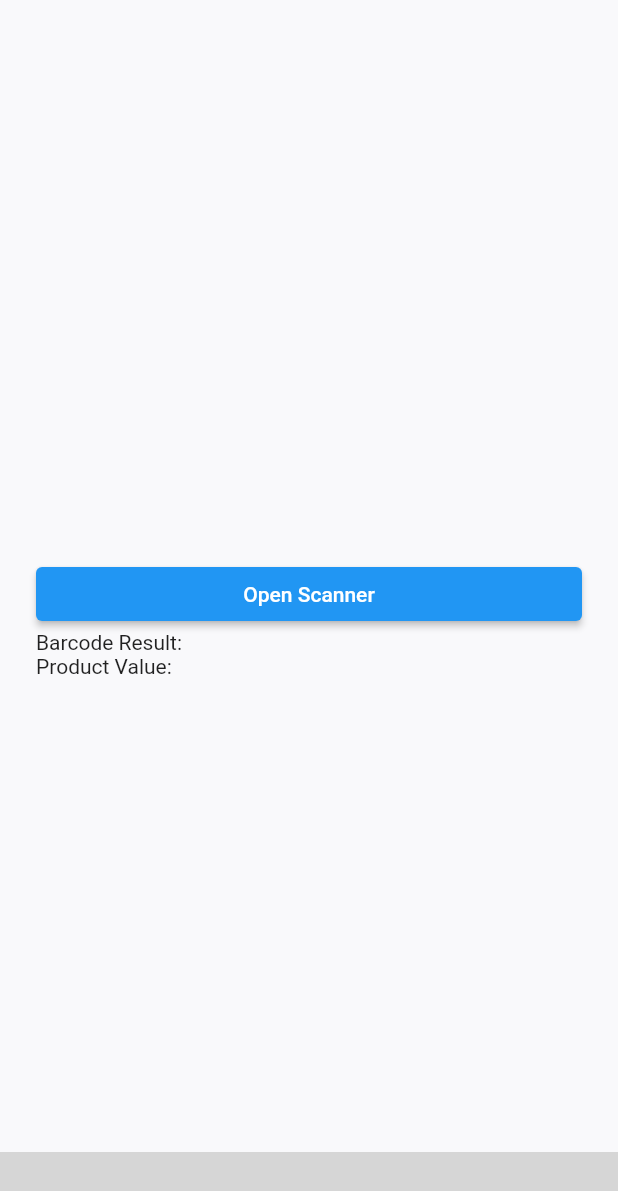
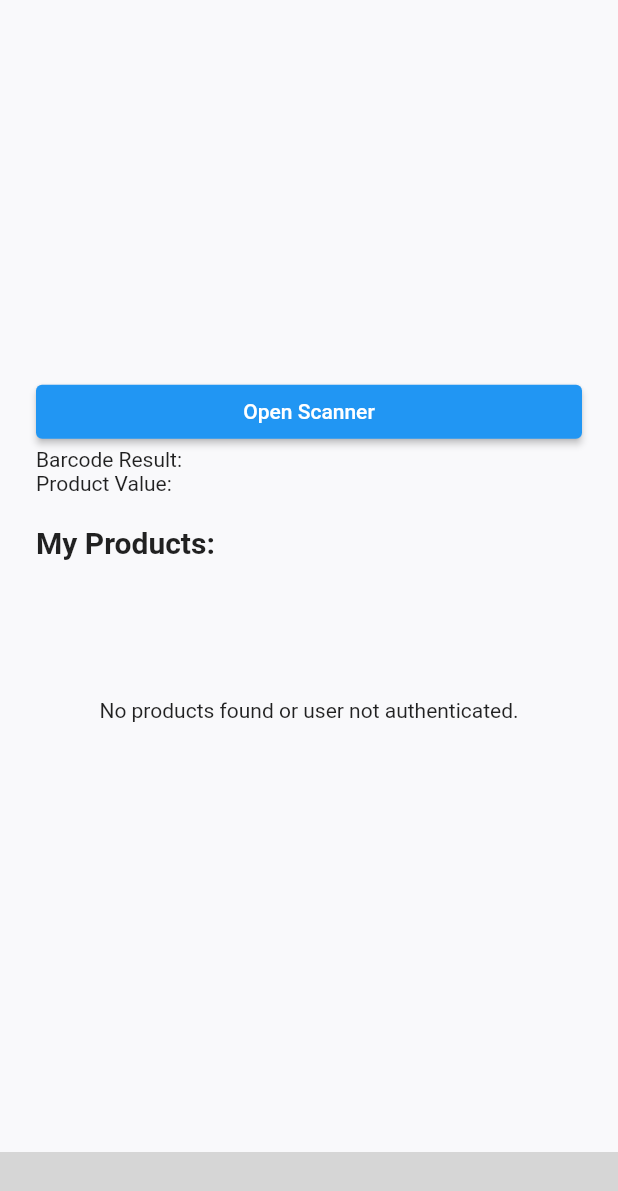
Before and after one commit to kalmuroth/C_Vision, a Flutter app: the screen it shows after launch, swiped to page 4, on a phone screen of 412 x 824 dp. Shown: the top 1191 px of the screen. Run offline on Flutter 3.47's test engine with Material 2 defaults, Android fonts, the phone set to English and light mode, and no system bars; drawn by our look-alikes of modal_progress_hud_nsn; our stand-ins replace cloud_firestore, firebase_auth, firebase_core; missing offline and left inert: rolling_bottom_bar, simple_barcode_scanner; accounts and stored records are empty; generated files the repository leaves out were written again; grey boxes are pictures that could not be loaded.

Commit message:
list firebase

```diff
--- a/lib/ScannerPage.dart
+++ b/lib/ScannerPage.dart
@@ -22,11 +22,14 @@ class _ScannerPageState extends State<ScannerPage> {
   final _auth = FirebaseAuth.instance;
   String result = '';
   String productName = '';
+  String productId = '';
+  List<Map<String, dynamic>>? products;
   bool showSpinner = false;
 
   void initState() {
     super.initState();
     getCurrentUser();
+    loadProducts();
   }
 
   void getCurrentUser() async {
@@ -40,7 +43,7 @@ class _ScannerPageState extends State<ScannerPage> {
     }
   }
 
-  void getProduct() async {
+  Future<void> getProduct() async {
     if (result.isNotEmpty) {
       try {
         final document = await FirebaseFirestore.instance
@@ -49,7 +52,9 @@ class _ScannerPageState extends State<ScannerPage> {
             .get();
 
         if (document.docs.isNotEmpty) {
+          final documentSnapshot = document.docs.first;
           setState(() {
+            productId = documentSnapshot.id;
             productName = document.docs.first['name'];
           });
         }
@@ -59,13 +64,62 @@ class _ScannerPageState extends State<ScannerPage> {
     }
   }
 
+  void postProduct() async {
+  try {
+    final User? user = _auth.currentUser;
+    if (user != null) {
+      if (productId.isNotEmpty) {
+        final documentReference = FirebaseFirestore.instance.collection('product').doc(productId);
+        await documentReference.update({
+          'user': user.uid
+        });
+        setState(() {
+          productId = '';
+        });
+      }
+    }
+  } catch (e) {
+    print(e);
+  }
+}
+
+Future<List<Map<String, dynamic>>?> getProductsByCurrentUser() async {
+  final User? user = _auth.currentUser;
+  print("cc");
+  if (user != null) {
+    try {
+      final querySnapshot = await FirebaseFirestore.instance
+          .collection('product')
+          .where('user', isEqualTo: user.uid)
+          .get();
+
+      if (querySnapshot.docs.isNotEmpty) {
+        return querySnapshot.docs.map((doc) => doc.data() as Map<String, dynamic>).toList();
+      } else {
+
+        return null;
+      }
+    } catch (e) {
+      print(e);
+      return null;
+    }
+  } else {
+    return null;
+  }
+}
+
+Future<void> loadProducts() async {
+  products = await getProductsByCurrentUser();
+  setState(() {}); // Refresh the UI to display the products
+}
+
   @override
   Widget build(BuildContext context) {
   return Scaffold(
-      backgroundColor: Colors.transparent, // Set the Scaffold's background color to transparent
+    backgroundColor: Colors.transparent,
     body: DecoratedBox(
       decoration: BoxDecoration(
-          color: Color(0xFFF9F9FB), // Set the color to #F9F9FB
+        color: Color(0xFFF9F9FB),
       ),
       child: ModalProgressHUD(
         inAsyncCall: showSpinner,
@@ -83,18 +137,40 @@ class _ScannerPageState extends State<ScannerPage> {
                       builder: (context) => const SimpleBarcodeScannerPage(),
                     ),
                   );
-
                   if (res is String) {
                     setState(() {
                       result = res;
                     });
-                      getProduct(); // Call the getProduct method after receiving the result
+                    await getProduct();
+                    postProduct();
                   }
                 },
                 child: const Text('Open Scanner'),
               ),
               Text('Barcode Result: $result'),
               Text('Product Value: $productName'),
+              const SizedBox(height: 20),
+              Text(
+                'My Products:',
+                style: TextStyle(fontSize: 20, fontWeight: FontWeight.bold),
+              ),
+              SizedBox(
+                height: 200,
+                child: products != null
+                  ? ListView.builder(
+                      itemCount: products!.length,
+                      itemBuilder: (context, index) {
+                        final product = products![index];
+                        return ListTile(
+                          title: Text(product['name']),
+                          subtitle: Text(product['value']),
+                        );
+                      },
+                    )
+                  : Center(
+                      child: Text('No products found or user not authenticated.'),
+                  ),
+                ),
               ],
             ),
           ),
```
Lines whose indentation alone changed are shown as unchanged.
